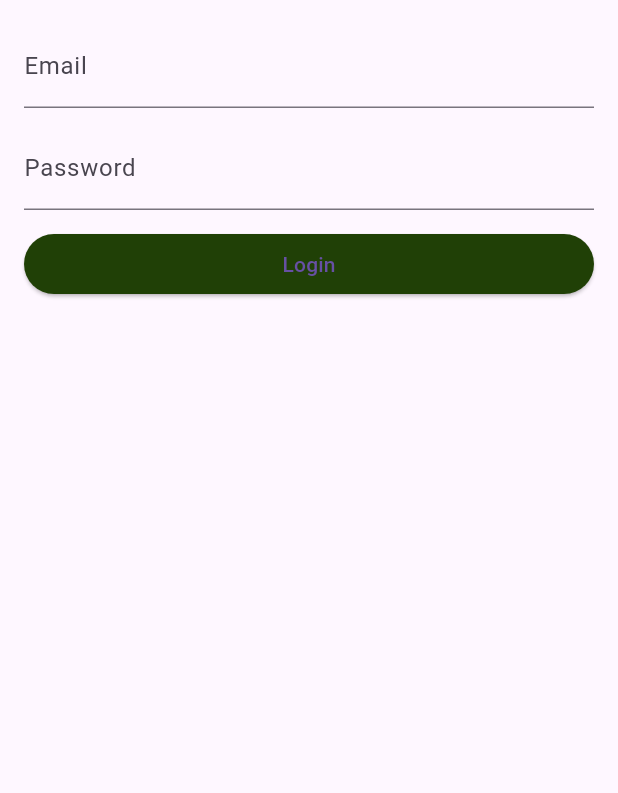
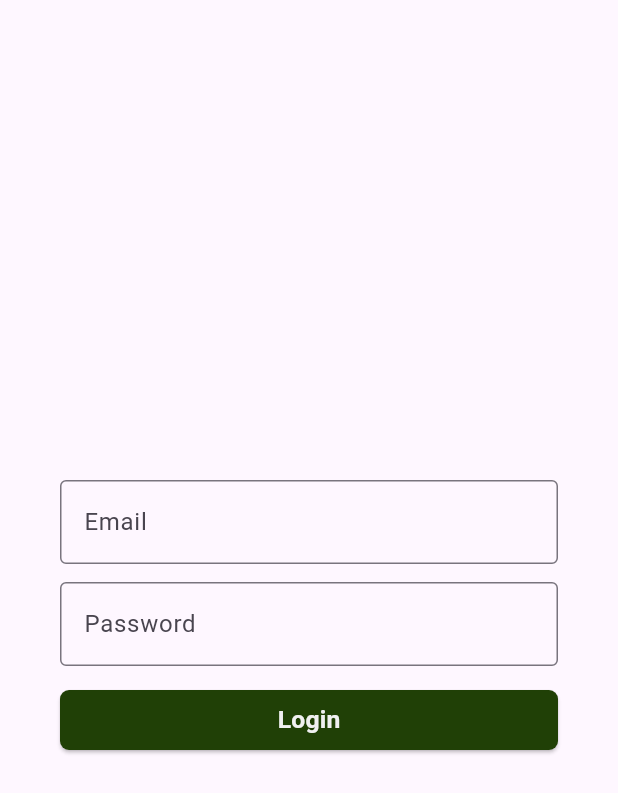
Before and after one commit to Team-Wilhelm/BotaniQue-MobDev, a Flutter app: the LoginScreen screen opened directly, on a phone screen of 412 x 824 dp. Shown: the top 793 px of the screen. Run offline on Flutter 3.47's test engine with Material 3 defaults, Android fonts, the light colour scheme and no system bars; our stand-ins replace lottie.

Commit message:
reusable components - app text, app button, app text field

```diff
--- a/botanique/lib/login/login_screen.dart
+++ b/botanique/lib/login/login_screen.dart
@@ -1,3 +1,5 @@
+import 'package:botanique/shared/app_button.dart';
+import 'package:botanique/shared/app_text_field.dart';
 import 'package:botanique/utils/app_style.dart';
 import 'package:flutter/material.dart';
 
@@ -15,24 +17,30 @@ class _LoginScreenState extends State<LoginScreen> {
   @override
   Widget build(BuildContext context) {
     return Scaffold(
-      body: ListView(
-        padding: defaultPadding,
+      body: Padding(
+        padding: const EdgeInsets.fromLTRB(40, 8, 40, 8),
+        child: Column(
+          mainAxisAlignment: MainAxisAlignment.center,
           children: [
-          TextFormField(
-            controller: _emailController,
-            decoration: const InputDecoration(labelText: 'Email'),
-            keyboardType: TextInputType.emailAddress,
+            AppTextField(
+              textFieldController: _emailController,
+              placeholder: "Email",
+              textInputType: TextInputType.emailAddress,
             ),
             spacer,
-          TextFormField(
-            controller: _passwordController,
-            decoration: const InputDecoration(
-                labelText: 'Password'),
-            obscureText: true,
+            AppTextField(
+              textFieldController: _passwordController,
+              placeholder: "Password",
+              textInputType: TextInputType.visiblePassword,
             ),
             spacer,
-          ElevatedButton(onPressed: ()=>{}, child: const Text('Login'))
+            AppButton(
+              onPressed: () => {},
+              text: "Login",
+              // disabled: _emailController.text.isEmpty || _passwordController.text.isEmpty,
+            ),
           ],
+        ),
       ),
     );
   }
--- a/botanique/lib/main.dart
+++ b/botanique/lib/main.dart
@@ -1,5 +1,6 @@
+import 'package:botanique/login/login_screen.dart';
 import 'package:flutter/material.dart';
-import 'package:botanique/welcome/welcome_screen.dart';
+
 import 'utils/app_style.dart';
 
 void main() {
@@ -15,7 +16,7 @@ class MyApp extends StatelessWidget {
       title: 'Flutter Demo',
       debugShowCheckedModeBanner: false,
       theme: appTheme,
-      home: SafeArea(child: WelcomeScreen()),
+      home: SafeArea(child: LoginScreen()),
     );
   }
 }
--- /dev/null
+++ b/botanique/lib/shared/app_button.dart
@@ -0,0 +1,77 @@
+import 'package:botanique/shared/app_text.dart';
+import 'package:botanique/utils/app_style.dart';
+import 'package:flutter/material.dart';
+
+enum ButtonType {
+  primary,
+  secondary,
+}
+
+class AppButton extends StatelessWidget {
+  const AppButton({
+    super.key,
+    required this.onPressed,
+    required this.text,
+    this.buttonType = ButtonType.primary,
+    this.disabled = false,
+  });
+
+  final VoidCallback onPressed;
+  final String text;
+  final bool disabled;
+  final ButtonType buttonType;
+  final double fontPercentage = textSmall;
+
+  @override
+  Widget build(BuildContext context) {
+    return SizedBox(
+      width: double.infinity,
+      child: ElevatedButton(
+        onPressed: () => {},
+        style: styleButton(context, buttonType),
+        child: AppText(
+            text: text, fontPercentage: fontPercentage, colour: textColor),
+      ),
+    );
+  }
+
+  ButtonStyle styleButton(BuildContext context, ButtonType buttonType) {
+    Color backgroundColor;
+    switch (buttonType) {
+      case ButtonType.primary:
+        backgroundColor = Theme.of(context).primaryColorDark;
+        break;
+      case ButtonType.secondary:
+        backgroundColor = Theme.of(context).primaryColorLight;
+        break;
+    }
+
+    if (disabled) {
+      backgroundColor = backgroundColor.withOpacity(0.5);
+    }
+
+    return ElevatedButton.styleFrom(
+      backgroundColor: backgroundColor,
+      elevation: 1,
+      shape: RoundedRectangleBorder(borderRadius: BorderRadius.circular(6)),
+    );
+  }
+
+  Color get textColor {
+    Color textColor;
+    switch (buttonType) {
+      case ButtonType.primary:
+        textColor = textLight;
+        break;
+      case ButtonType.secondary:
+        textColor = textDark;
+        break;
+    }
+
+    if (disabled) {
+      textColor = textColor.withOpacity(0.5);
+    }
+
+    return textColor;
+  }
+}
--- /dev/null
+++ b/botanique/lib/shared/app_text.dart
@@ -0,0 +1,27 @@
+import 'package:botanique/utils/app_style.dart';
+import 'package:flutter/material.dart';
+
+class AppText extends StatelessWidget {
+  const AppText({
+    super.key,
+    required this.text,
+    this.fontPercentage = textSmall,
+    this.colour = textDark,
+  });
+
+  final String text;
+  final Color colour;
+  final double fontPercentage;
+
+  @override
+  Widget build(BuildContext context) {
+    return Text(
+      text,
+      style: TextStyle(
+        color: colour,
+        fontSize: MediaQuery.of(context).size.width / fontPercentage,
+        fontWeight: FontWeight.bold,
+      ),
+    );
+  }
+}
--- /dev/null
+++ b/botanique/lib/shared/app_text_field.dart
@@ -0,0 +1,27 @@
+import 'package:flutter/material.dart';
+
+class AppTextField extends StatelessWidget {
+  AppTextField({
+    super.key,
+    required this.textFieldController,
+    required this.placeholder,
+    this.textInputType = TextInputType.text,
+  });
+
+  final TextEditingController textFieldController;
+  final String placeholder;
+  final TextInputType textInputType;
+
+  @override
+  Widget build(BuildContext context) {
+    return TextFormField(
+      decoration: InputDecoration(
+        labelText: placeholder,
+        border: OutlineInputBorder(),
+        hintText: "Enter your $placeholder",
+      ),
+      controller: textFieldController,
+      keyboardType: textInputType,
+    );
+  }
+}
--- a/botanique/lib/welcome/welcome_screen.dart
+++ b/botanique/lib/welcome/welcome_screen.dart
@@ -1,3 +1,4 @@
+import 'package:botanique/shared/app_text.dart';
 import 'package:botanique/utils/app_style.dart';
 import 'package:flutter/material.dart';
 import 'package:lottie/lottie.dart';
@@ -12,9 +13,9 @@ class WelcomeScreen extends StatelessWidget {
       body: Column(
         mainAxisAlignment: MainAxisAlignment.center,
         children: [
-          Text('Welcome to BotaniQue', style: styleText(textDark, textH1, context)),
-          Text('Your personal plant whisperer',
-              style: styleText(textDark, textH4, context)),
+          const AppText(text: 'Welcome to BotaniQue', fontPercentage: textH1),
+          const AppText(
+              text: 'Your personal plant whisperer', fontPercentage: textH4),
           spacer,
           SizedBox(
             width: MediaQuery.of(context).size.width,
@@ -28,25 +29,15 @@ class WelcomeScreen extends StatelessWidget {
               onPressed: () => {},
               style: ElevatedButton.styleFrom(
                   padding: EdgeInsets.symmetric(
-                      horizontal: MediaQuery.of(context).size.width / 6, vertical: 8)),
-              child: Text('Sign in', style: styleText(textLight, textH2, context))),
+                      horizontal: MediaQuery.of(context).size.width / 6,
+                      vertical: 8)),
+              child: const AppText(text: 'Sign in', fontPercentage: textH2)),
           spacer,
-          Text(
-            'Create an account',
-            style: styleText(textDark, textH3, context),
-          ),
+          const AppText(text: 'Create an account', fontPercentage: textH3),
           spacer,
-          Text(
-            'Forgot password?',
-            style: styleText(texSecondary, textSmall, context),
-          )
+          const AppText(text: 'Forgot password?', fontPercentage: textSmall),
         ],
       ),
     );
   }
-
-  TextStyle styleText(Color colour, double fontPercentage, BuildContext context) {
-    var fontSize = MediaQuery.of(context).size.width / fontPercentage;
-    return TextStyle(color: colour, fontSize: fontSize, fontWeight: FontWeight.bold);
-  }
 }
```
Lines whose indentation alone changed are shown as unchanged.
